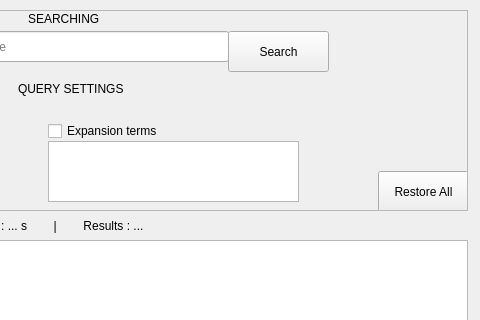
This is GUI/mainWindow.ui in GabrieleSavoia/search-engine-wikipedia as Qt 5 draws it before an edit; both pictures show x 353 to 833 and y 0 to 320 of the 833 by 711 pixel window. The edited form follows.
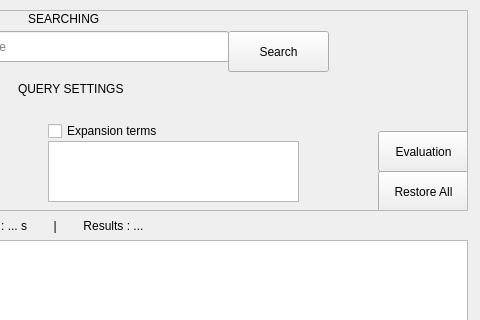
This is the edited form.

What changed in the file:
```diff
--- a/GUI/mainWindow.ui
+++ b/GUI/mainWindow.ui
@@ -359,6 +359,19 @@
        <string>Page Rank</string>
       </property>
      </widget>
+     <widget class="QPushButton" name="evaluation">
+      <property name="geometry">
+       <rect>
+        <x>720</x>
+        <y>120</y>
+        <width>91</width>
+        <height>41</height>
+       </rect>
+      </property>
+      <property name="text">
+       <string>Evaluation</string>
+      </property>
+     </widget>
     </widget>
    </widget>
   </widget>
```
